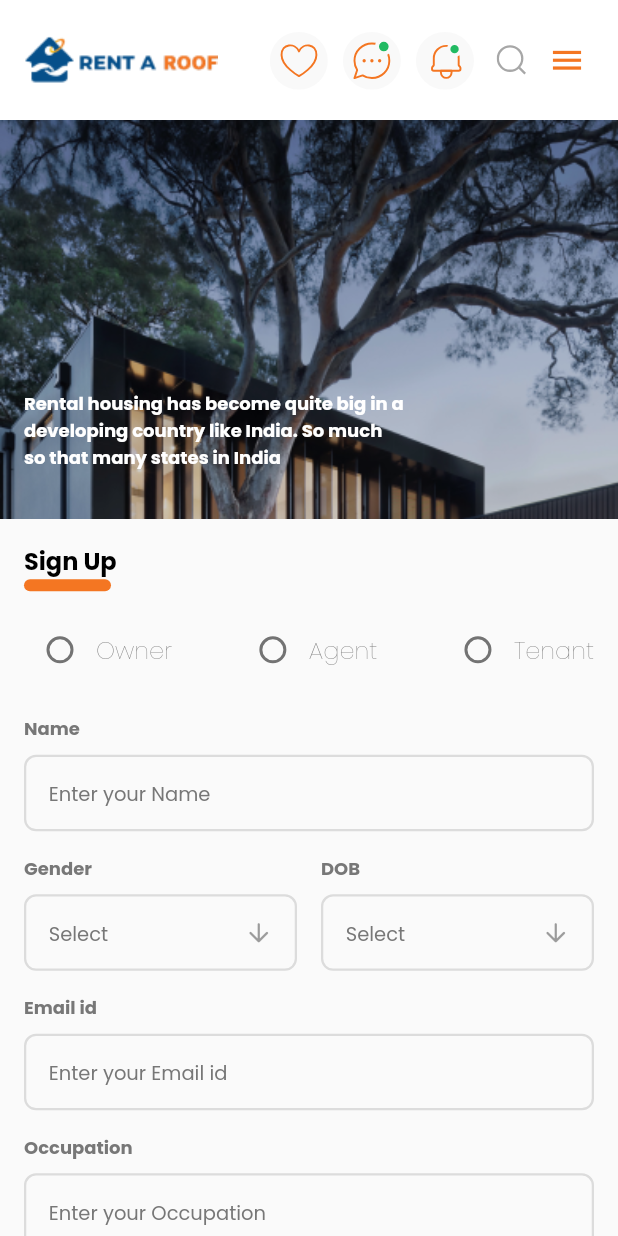
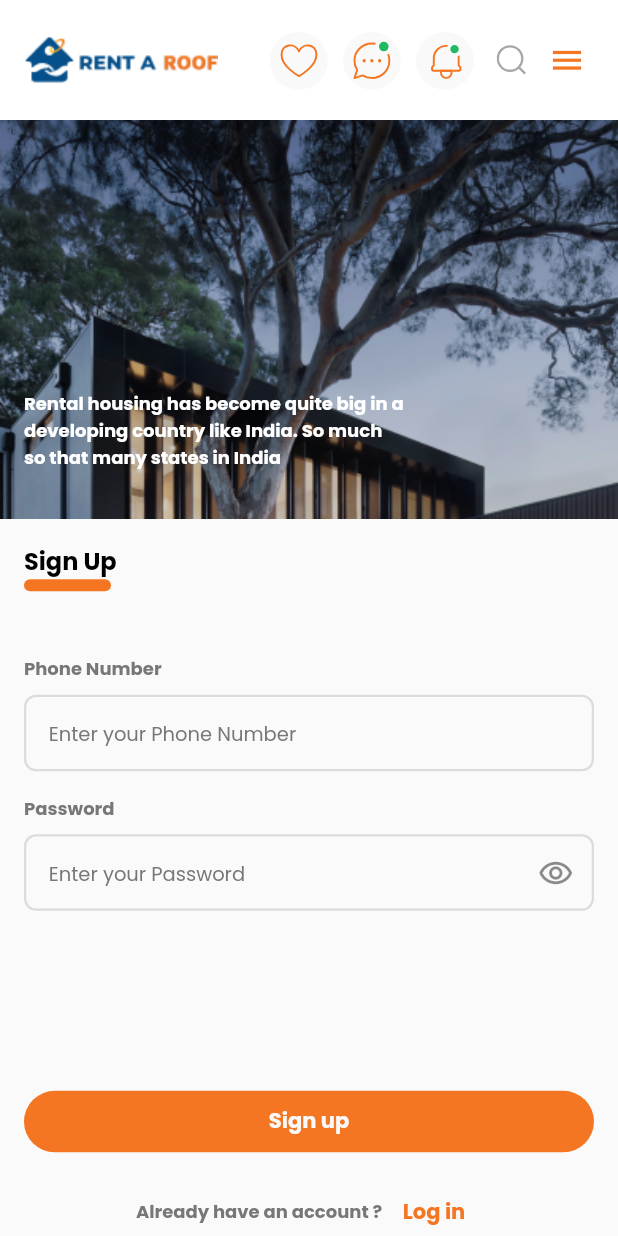
Before and after one commit to Bohemiaking/medecy, a Flutter app: the screen it shows after launch, on a phone screen of 412 x 824 dp. Run offline on Flutter 3.47's test engine with Material 2 defaults, Android fonts, the phone set to English and light mode, and no system bars; our stand-ins replace flutter_svg, google_fonts.

Commit message:
created - signup-page

```diff
--- a/lib/main.dart
+++ b/lib/main.dart
@@ -2,7 +2,8 @@ import 'package:flutter/material.dart';
 import 'package:rentaroof_agent/constants/app_constants.dart';
 import 'package:rentaroof_agent/constants/app_routes.dart';
 import 'package:rentaroof_agent/constants/app_theme.dart';
-import 'package:rentaroof_agent/views/authentication/signup_createprofile_page.dart';
+import 'package:rentaroof_agent/views/authentication/createprofile_page.dart';
+import 'package:rentaroof_agent/views/authentication/signup_page.dart';
 
 void main() {
   runApp(const MyApp());
@@ -18,7 +19,7 @@ class MyApp extends StatelessWidget {
       title: AppConstants.appName,
       theme: appTheme(),
       debugShowCheckedModeBanner: false,
-      home: const SignupCreateprofilePage(),
+      home: const SignupPage(),
       routes: appRoutes(context),
     );
   }
--- a/lib/views/authentication/signup_createprofile_page.dart
+++ b/lib/views/authentication/createprofile_page.dart
@@ -9,15 +9,16 @@ import 'package:rentaroof_agent/views/base/textfields/select_textfield.dart';
 
 import '../base/app_textunderline.dart';
 
-class SignupCreateprofilePage extends StatefulWidget {
-  const SignupCreateprofilePage({super.key});
+class CreateProfilePage extends StatefulWidget {
+  const CreateProfilePage({super.key});
+
+  static const route = 'createprofile';
 
   @override
-  State<SignupCreateprofilePage> createState() =>
-      _SignupCreateprofilePageState();
+  State<CreateProfilePage> createState() => _CreateProfilePageState();
 }
 
-class _SignupCreateprofilePageState extends State<SignupCreateprofilePage> {
+class _CreateProfilePageState extends State<CreateProfilePage> {
   // use this String variable for user type
   String? userTypeGroup;
 
--- /dev/null
+++ b/lib/views/authentication/signup_page.dart
@@ -0,0 +1,102 @@
+import 'package:flutter/material.dart';
+import 'package:rentaroof_agent/constants/app_dimensions.dart';
+import 'package:rentaroof_agent/views/base/app_bar.dart';
+import 'package:rentaroof_agent/views/base/buttons/app_button.dart';
+import 'package:rentaroof_agent/views/base/imagetextstack.dart';
+import 'package:rentaroof_agent/views/base/textfields/app_textfield.dart';
+
+import '../../constants/app_theme.dart';
+import '../base/app_textunderline.dart';
+
+class SignupPage extends StatelessWidget {
+  const SignupPage({super.key});
+
+  @override
+  Widget build(BuildContext context) {
+    return Scaffold(
+      appBar: appBar(context),
+      body: SizedBox(
+          height: height(context),
+          child: SafeArea(
+              child: SingleChildScrollView(
+            physics: const AlwaysScrollableScrollPhysics(),
+            child: Column(
+              children: [
+                const ImageTextStackContainer(),
+                const SizedBox(
+                  height: 16,
+                ),
+                SizedBox(
+                  width: width(context),
+                  child: Padding(
+                    padding: const EdgeInsets.only(left: 16.0, right: 16.0),
+                    child: Column(
+                      crossAxisAlignment: CrossAxisAlignment.start,
+                      children: [
+                        const Text(
+                          "Sign Up",
+                          style: TextStyle(
+                              color: Colors.black,
+                              fontSize: 16,
+                              fontWeight: FontWeight.bold),
+                        ),
+                        AppTextUnderline(
+                          width: 58.0,
+                        ),
+                        const SizedBox(
+                          height: 15,
+                        ),
+                        const SizedBox(
+                          height: 28,
+                        ),
+                        AppTextField(
+                          isPassword: false,
+                          txtData: "Phone Number",
+                          hintData: "Enter your Phone Number",
+                        ),
+                        const SizedBox(
+                          height: 16,
+                        ),
+                        AppTextField(
+                          isPassword: true,
+                          txtData: "Password",
+                          hintData: "Enter your Password",
+                        ),
+                        const SizedBox(
+                          height: 120,
+                        ),
+                        AppButton(
+                            height: 41.0,
+                            width: width(context) / 1,
+                            isColorFilled: true,
+                            txtdata: "Sign up"),
+                        const SizedBox(
+                          height: 16,
+                        ),
+                        Row(
+                          mainAxisAlignment: MainAxisAlignment.center,
+                          children: [
+                            Text(
+                              "Already have an account ? ",
+                              style: textMedium()
+                                  .copyWith(fontWeight: FontWeight.bold),
+                            ),
+                            TextButton(
+                                onPressed: (() {}),
+                                child: Text(
+                                  "Log in",
+                                  style: textApp()
+                                      .copyWith(color: const Color(0xffF47622)),
+                                ))
+                          ],
+                        ),
+                      ],
+                    ),
+                  ),
+                )
+              ],
+            ),
+          ))),
+    );
+  }
+}
```
